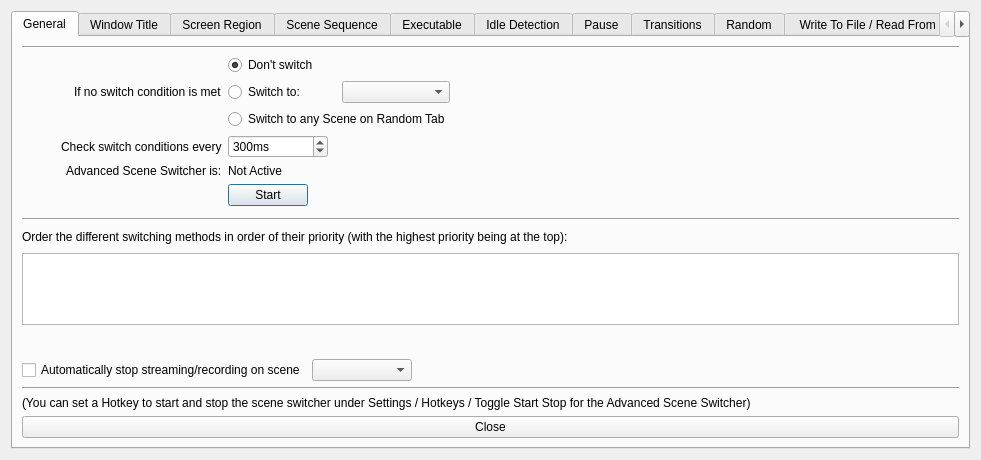
Before: the Qt Designer form forms/advanced-scene-switcher.ui in WarmUpTill/SceneSwitcher, drawn with Qt 5.
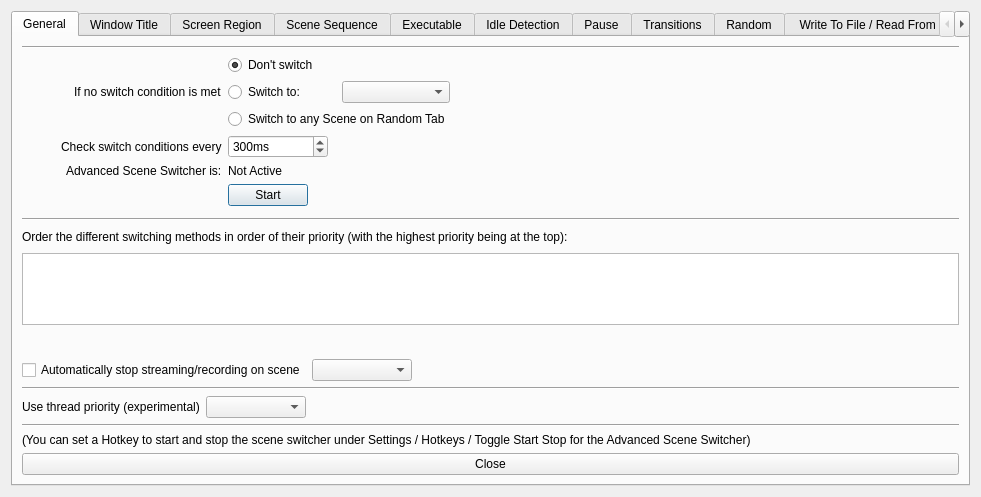
After: the same form once the commit is applied. Icons and pictures are not drawn.

Commit message: add first draft of thread priority

Patch:
```diff
--- a/forms/advanced-scene-switcher.ui
+++ b/forms/advanced-scene-switcher.ui
@@ -7,7 +7,7 @@
     <x>0</x>
     <y>0</y>
     <width>981</width>
-    <height>457</height>
+    <height>492</height>
    </rect>
   </property>
   <property name="windowTitle">
@@ -336,6 +336,53 @@
          </item>
         </layout>
        </item>
+       <item>
+        <widget class="Line" name="line_10">
+         <property name="orientation">
+          <enum>Qt::Horizontal</enum>
+         </property>
+        </widget>
+       </item>
+       <item>
+        <layout class="QHBoxLayout" name="horizontalLayout_44">
+         <item>
+          <widget class="QLabel" name="label_56">
+           <property name="text">
+            <string>Use thread priority (experimental)</string>
+           </property>
+          </widget>
+         </item>
+         <item>
+          <widget class="QComboBox" name="threadPriority">
+           <property name="sizePolicy">
+            <sizepolicy hsizetype="Maximum" vsizetype="Fixed">
+             <horstretch>0</horstretch>
+             <verstretch>0</verstretch>
+            </sizepolicy>
+           </property>
+           <property name="minimumSize">
+            <size>
+             <width>100</width>
+             <height>0</height>
+            </size>
+           </property>
+          </widget>
+         </item>
+         <item>
+          <spacer name="horizontalSpacer_41">
+           <property name="orientation">
+            <enum>Qt::Horizontal</enum>
+           </property>
+           <property name="sizeHint" stdset="0">
+            <size>
+             <width>40</width>
+             <height>20</height>
+            </size>
+           </property>
+          </spacer>
+         </item>
+        </layout>
+       </item>
        <item>
         <widget class="Line" name="line_7">
          <property name="orientation">
```
The commit also changes 2 other files.
